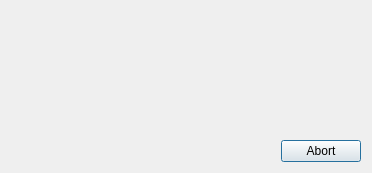
Qt form src/MessageBoxBreak.ui (goloveshko/relax-my-eyes) before a commit.
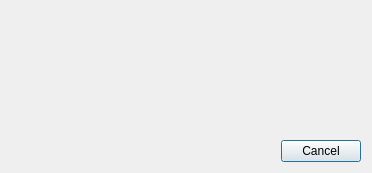
The same form after that commit.

```diff
--- a/src/MessageBoxBreak.ui
+++ b/src/MessageBoxBreak.ui
@@ -42,7 +42,7 @@
    <item row="2" column="0" colspan="2">
     <widget class="QDialogButtonBox" name="buttonBox">
      <property name="standardButtons">
-      <set>QDialogButtonBox::Abort</set>
+      <set>QDialogButtonBox::Cancel</set>
      </property>
     </widget>
    </item>
```
